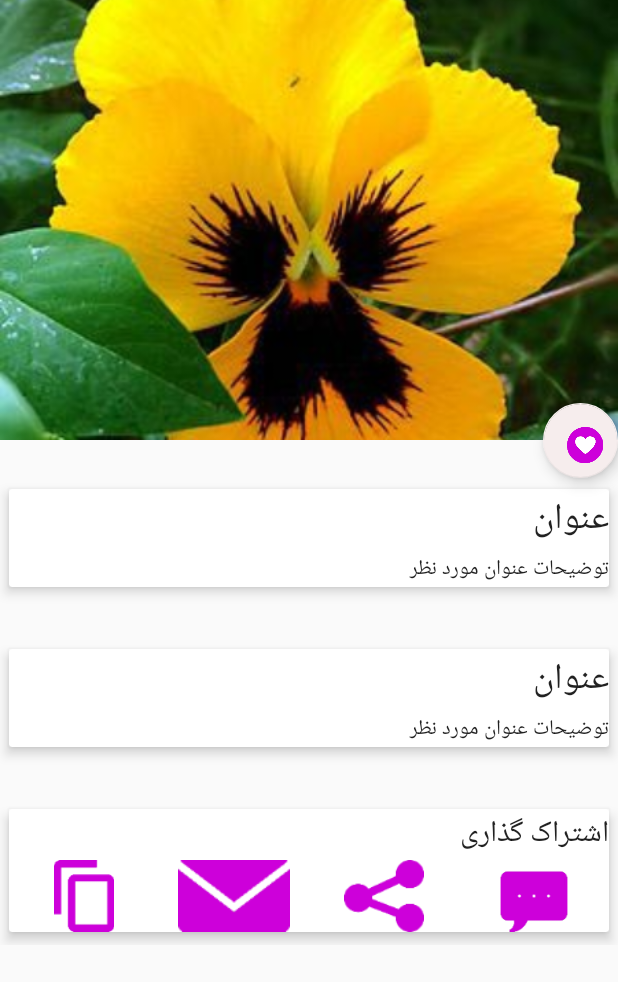
After one commit to leilaabedi/DigitalLibrary, an Android app: the ActivityInnerPage screen opened directly, with no data from a screen before it, on a phone screen of 412 x 824 dp. The commit adds this screen. Shown: the top 982 px of the screen. Run offline under Robolectric (Android 15) with nearby library versions, the phone set to English and light mode, and no system bars.

Commit message:
add inner page

```diff
--- a/app/src/main/AndroidManifest.xml
+++ b/app/src/main/AndroidManifest.xml
@@ -2,8 +2,8 @@
 <manifest xmlns:android="http://schemas.android.com/apk/res/android"
     package="com.maktab.digitallibrary">
 
-    <uses-permission android:name="android.permission.WRITE_EXTERNAL_STORAGE"/>
-    <uses-permission android:name="android.permission.READ_EXTERNAL_STORAGE"/>
+    <uses-permission android:name="android.permission.WRITE_EXTERNAL_STORAGE" />
+    <uses-permission android:name="android.permission.READ_EXTERNAL_STORAGE" />
 
     <application
         android:allowBackup="true"
@@ -12,6 +12,7 @@
         android:roundIcon="@mipmap/ic_launcher_round"
         android:supportsRtl="true"
         android:theme="@style/AppTheme">
+        <activity android:name=".innerPage.ActivityInnerPage"></activity>
         <activity android:name=".mainPage.MainActivity">
             <intent-filter>
                 <action android:name="android.intent.action.MAIN" />
--- /dev/null
+++ b/app/src/main/java/com/maktab/digitallibrary/innerPage/ActivityInnerPage.java
@@ -0,0 +1,16 @@
+package com.maktab.digitallibrary.innerPage;
+
+import androidx.appcompat.app.AppCompatActivity;
+
+import android.os.Bundle;
+
+import com.maktab.digitallibrary.R;
+
+public class ActivityInnerPage extends AppCompatActivity {
+
+    @Override
+    protected void onCreate(Bundle savedInstanceState) {
+        super.onCreate(savedInstanceState);
+        setContentView(R.layout.activity_inner_page);
+    }
+}
--- a/app/src/main/java/com/maktab/digitallibrary/mainPage/AdapterFav.java
+++ b/app/src/main/java/com/maktab/digitallibrary/mainPage/AdapterFav.java
@@ -2,16 +2,19 @@ package com.maktab.digitallibrary.mainPage;
 
 
 import android.content.Context;
+import android.content.Intent;
 import android.view.LayoutInflater;
 import android.view.View;
 import android.view.ViewGroup;
 import android.widget.ImageView;
+import android.widget.LinearLayout;
 import android.widget.TextView;
 
 import androidx.annotation.NonNull;
 import androidx.recyclerview.widget.RecyclerView;
 
 import com.maktab.digitallibrary.R;
+import com.maktab.digitallibrary.innerPage.ActivityInnerPage;
 
 public class AdapterFav extends RecyclerView.Adapter<ViewHolder> {
     @NonNull
@@ -19,6 +22,7 @@ public class AdapterFav extends RecyclerView.Adapter<ViewHolder> {
     LayoutInflater inflater;
     TextView title;
     ImageView avatar;
+    LinearLayout cardAdapter;
 
     public AdapterFav(Context context) {
         this.context = context;
@@ -31,6 +35,7 @@ public class AdapterFav extends RecyclerView.Adapter<ViewHolder> {
         View view = inflater.inflate(R.layout.adapter_card_view, parent, false);
         title = view.findViewById(R.id.listTtile);
         avatar = view.findViewById(R.id.avetar);
+        cardAdapter=view.findViewById(R.id.card_adapter);
         ViewHolder viewHolder = new ViewHolder(view);
         return viewHolder;
     }
@@ -41,7 +46,18 @@ public class AdapterFav extends RecyclerView.Adapter<ViewHolder> {
         String imgAddress = MainActivity.favorite.get(position).getImgAddress();
         int id = MainActivity.context.getResources().getIdentifier(imgAddress, "drawable", MainActivity.context.getPackageName());
         holder.avatar.setImageResource(id);
+        holder.cardAdapter.setOnClickListener(clickListener);
     }
+
+    View.OnClickListener clickListener=new View.OnClickListener() {
+        @Override
+        public void onClick(View v) {
+            Intent intent=new Intent(MainActivity.context, ActivityInnerPage.class);
+            intent.addFlags(Intent.FLAG_ACTIVITY_NEW_TASK);
+            MainActivity.context.startActivity(intent);
+        }
+    };
+
     @Override
     public int getItemCount () {
         return MainActivity.favorite.size();
--- a/app/src/main/java/com/maktab/digitallibrary/mainPage/AdapterFlower.java
+++ b/app/src/main/java/com/maktab/digitallibrary/mainPage/AdapterFlower.java
@@ -1,10 +1,12 @@
 package com.maktab.digitallibrary.mainPage;
 
 import android.content.Context;
+import android.content.Intent;
 import android.view.LayoutInflater;
 import android.view.View;
 import android.view.ViewGroup;
 import android.widget.ImageView;
+import android.widget.LinearLayout;
 import android.widget.TextView;
 
 import androidx.annotation.NonNull;
@@ -12,6 +14,7 @@ import androidx.recyclerview.widget.RecyclerView;
 import androidx.viewpager.widget.ViewPager;
 
 import com.maktab.digitallibrary.R;
+import com.maktab.digitallibrary.innerPage.ActivityInnerPage;
 
 public class AdapterFlower extends RecyclerView.Adapter<ViewHolder> {
     @NonNull
@@ -19,6 +22,7 @@ public class AdapterFlower extends RecyclerView.Adapter<ViewHolder> {
     LayoutInflater inflater;
     TextView title;
     ImageView avatar;
+    LinearLayout cardAdapter;
 
     public AdapterFlower(Context context) {
         this.context = context;
@@ -31,6 +35,7 @@ public class AdapterFlower extends RecyclerView.Adapter<ViewHolder> {
         View view = inflater.inflate(R.layout.adapter_card_view, parent, false);
         title = view.findViewById(R.id.listTtile);
         avatar = view.findViewById(R.id.avetar);
+        cardAdapter=view.findViewById(R.id.card_adapter);
         ViewHolder viewHolder = new ViewHolder(view);
         return viewHolder;
     }
@@ -41,7 +46,18 @@ public class AdapterFlower extends RecyclerView.Adapter<ViewHolder> {
         String imgAddress = MainActivity.flower.get(position).getImgAddress();
         int id = MainActivity.context.getResources().getIdentifier(imgAddress, "drawable", MainActivity.context.getPackageName());
         holder.avatar.setImageResource(id);
+        holder.cardAdapter.setOnClickListener(clickListener);
     }
+
+    View.OnClickListener clickListener=new View.OnClickListener() {
+        @Override
+        public void onClick(View v) {
+            Intent intent=new Intent(MainActivity.context, ActivityInnerPage.class);
+            intent.addFlags(Intent.FLAG_ACTIVITY_NEW_TASK);
+            MainActivity.context.startActivity(intent);
+        }
+    };
+
         @Override
         public int getItemCount () {
             return MainActivity.flower.size();
--- a/app/src/main/java/com/maktab/digitallibrary/mainPage/AdapterTree.java
+++ b/app/src/main/java/com/maktab/digitallibrary/mainPage/AdapterTree.java
@@ -1,16 +1,19 @@
 package com.maktab.digitallibrary.mainPage;
 
 import android.content.Context;
+import android.content.Intent;
 import android.view.LayoutInflater;
 import android.view.View;
 import android.view.ViewGroup;
 import android.widget.ImageView;
+import android.widget.LinearLayout;
 import android.widget.TextView;
 
 import androidx.annotation.NonNull;
 import androidx.recyclerview.widget.RecyclerView;
 
 import com.maktab.digitallibrary.R;
+import com.maktab.digitallibrary.innerPage.ActivityInnerPage;
 
 public class AdapterTree extends RecyclerView.Adapter<ViewHolder> {
     @NonNull
@@ -18,6 +21,7 @@ public class AdapterTree extends RecyclerView.Adapter<ViewHolder> {
     LayoutInflater inflater;
     TextView title;
     ImageView avatar;
+    LinearLayout cardAdapter;
 
     public AdapterTree(Context context) {
         this.context = context;
@@ -30,6 +34,7 @@ public class AdapterTree extends RecyclerView.Adapter<ViewHolder> {
         View view = inflater.inflate(R.layout.adapter_card_view, parent, false);
         title = view.findViewById(R.id.listTtile);
         avatar = view.findViewById(R.id.avetar);
+        cardAdapter=view.findViewById(R.id.card_adapter);
         ViewHolder viewHolder = new ViewHolder(view);
         return viewHolder;
     }
@@ -40,7 +45,18 @@ public class AdapterTree extends RecyclerView.Adapter<ViewHolder> {
         String imgAddress = MainActivity.tree.get(position).getImgAddress();
         int id = MainActivity.context.getResources().getIdentifier(imgAddress, "drawable", MainActivity.context.getPackageName());
         holder.avatar.setImageResource(id);
+        holder.cardAdapter.setOnClickListener(clickListener);
     }
+
+    View.OnClickListener clickListener=new View.OnClickListener() {
+        @Override
+        public void onClick(View v) {
+            Intent intent=new Intent(MainActivity.context, ActivityInnerPage.class);
+            intent.addFlags(Intent.FLAG_ACTIVITY_NEW_TASK);
+            MainActivity.context.startActivity(intent);
+        }
+    };
+
     @Override
     public int getItemCount () {
         return MainActivity.tree.size();
--- a/app/src/main/java/com/maktab/digitallibrary/mainPage/MainActivity.java
+++ b/app/src/main/java/com/maktab/digitallibrary/mainPage/MainActivity.java
@@ -16,7 +16,9 @@ import android.view.MenuItem;
 import android.view.View;
 import android.widget.ImageView;
 
+import com.google.android.material.floatingactionbutton.FloatingActionButton;
 import com.google.android.material.navigation.NavigationView;
+import com.google.android.material.snackbar.Snackbar;
 import com.google.android.material.tabs.TabLayout;
 import com.maktab.digitallibrary.R;
 import com.maktab.digitallibrary.database.DatabaseAccess;
@@ -36,6 +38,7 @@ public class MainActivity extends AppCompatActivity {
     ImageView hambur;
     SQLiteDatabase database;
     String destPath;
+    FloatingActionButton floatingActionButton;
     public static ArrayList<Structure> flower = new ArrayList<Structure>();
     public static ArrayList<Structure> tree = new ArrayList<Structure>();
     public static ArrayList<Structure> favorite = new ArrayList<Structure>();
@@ -48,9 +51,23 @@ public class MainActivity extends AppCompatActivity {
         context = getApplicationContext();
         setTabOption();
 
+
+        floatingActionButton=findViewById(R.id.floating);
         drawerLayout = findViewById(R.id.navigation_drawer);
         navigationView = findViewById(R.id.navigation_view);
-        hambur = findViewById(R.id.ham);
+        hambur=findViewById(R.id.ham);
+
+
+        floatingActionButton.setOnClickListener(new View.OnClickListener() {
+            @Override
+            public void onClick(View v) {
+
+                Snackbar.make(floatingActionButton,"آموزش های اندروید ",Snackbar.LENGTH_SHORT).show();
+
+            }
+        });
+
+
         hambur.setOnClickListener(new View.OnClickListener() {
             @Override
             public void onClick(View v) {
--- a/app/src/main/java/com/maktab/digitallibrary/mainPage/ViewHolder.java
+++ b/app/src/main/java/com/maktab/digitallibrary/mainPage/ViewHolder.java
@@ -2,6 +2,7 @@ package com.maktab.digitallibrary.mainPage;
 
 import android.view.View;
 import android.widget.ImageView;
+import android.widget.LinearLayout;
 import android.widget.TextView;
 
 import androidx.annotation.NonNull;
@@ -12,11 +13,13 @@ import com.maktab.digitallibrary.R;
 public class ViewHolder extends RecyclerView.ViewHolder {
     ImageView avatar;
     TextView title;
+    LinearLayout cardAdapter;
 
     public ViewHolder(@NonNull View itemView) {
         super(itemView);
         avatar=itemView.findViewById(R.id.avetar);
         title=itemView.findViewById(R.id.listTtile);
+        cardAdapter=itemView.findViewById(R.id.card_adapter);
 
 
 
--- /dev/null
+++ b/app/src/main/res/layout/activity_inner_page.xml
@@ -0,0 +1,186 @@
+<?xml version="1.0" encoding="utf-8"?>
+<androidx.coordinatorlayout.widget.CoordinatorLayout xmlns:android="http://schemas.android.com/apk/res/android"
+    xmlns:app="http://schemas.android.com/apk/res-auto"
+    xmlns:tools="http://schemas.android.com/tools"
+    android:layout_width="match_parent"
+    android:layout_height="match_parent"
+    android:fitsSystemWindows="true"
+    tools:context=".innerPage.ActivityInnerPage">
+
+    <com.google.android.material.appbar.AppBarLayout
+        android:id="@+id/app_bar_layout"
+        android:layout_width="match_parent"
+        android:layout_height="wrap_content"
+        android:fitsSystemWindows="true"
+        android:theme="@style/ThemeOverlay.AppCompat.Dark.ActionBar">
+
+        <com.google.android.material.appbar.CollapsingToolbarLayout
+            android:id="@+id/collapsing_toolbar"
+            android:layout_width="match_parent"
+            android:layout_height="match_parent"
+            android:fitsSystemWindows="true"
+            app:contentScrim="?attr/colorPrimary"
+            app:expandedTitleMarginEnd="64dip"
+            app:expandedTitleMarginStart="48dip"
+            app:layout_scrollFlags="scroll|exitUntilCollapsed">
+
+
+            <ImageView
+                android:id="@+id/avatar"
+                android:layout_width="match_parent"
+                android:layout_height="wrap_content"
+                android:fitsSystemWindows="true"
+                android:scaleType="centerCrop"
+                android:src="@drawable/f_a"
+                app:layout_collapseMode="parallax" />
+
+            <androidx.appcompat.widget.Toolbar
+                android:layout_width="match_parent"
+                android:layout_height="48dip"
+                app:popupTheme="@style/ThemeOverlay.AppCompat.Light" />
+
+        </com.google.android.material.appbar.CollapsingToolbarLayout>
+
+    </com.google.android.material.appbar.AppBarLayout>
+
+    <androidx.core.widget.NestedScrollView
+        android:id="@+id/scroll"
+        android:layout_width="match_parent"
+        android:layout_height="match_parent"
+        android:clipToPadding="false"
+        app:layout_behavior="@string/appbar_scrolling_view_behavior">
+
+        <LinearLayout
+            android:layout_width="match_parent"
+            android:layout_height="match_parent"
+            android:orientation="vertical">
+
+            <androidx.cardview.widget.CardView
+                android:layout_width="match_parent"
+                android:layout_height="wrap_content"
+                android:layout_marginTop="24dip"
+                app:cardElevation="5dip"
+                app:cardUseCompatPadding="true">
+
+                <LinearLayout
+                    android:layout_width="match_parent"
+                    android:layout_height="match_parent"
+                    android:orientation="vertical">
+
+                    <TextView
+                        android:id="@+id/content_title"
+                        android:layout_width="match_parent"
+                        android:layout_height="wrap_content"
+                        android:text="عنوان"
+                        android:textAppearance="@style/TextAppearance.AppCompat.Headline" />
+
+                    <TextView
+                        android:id="@+id/content_des"
+                        android:layout_width="match_parent"
+                        android:layout_height="wrap_content"
+                        android:text="توضیحات عنوان مورد نظر"
+                        android:textAppearance="@style/TextAppearance.AppCompat.Body1" />
+                </LinearLayout>
+
+            </androidx.cardview.widget.CardView>
+
+            <androidx.cardview.widget.CardView
+                android:layout_width="match_parent"
+                android:layout_height="wrap_content"
+                android:layout_marginTop="24dip"
+                app:cardElevation="5dip"
+                app:cardUseCompatPadding="true">
+
+                <LinearLayout
+                    android:layout_width="match_parent"
+                    android:layout_height="match_parent"
+                    android:orientation="vertical">
+
+                    <TextView
+                        android:id="@+id/more_title"
+                        android:layout_width="match_parent"
+                        android:layout_height="wrap_content"
+                        android:text="عنوان"
+                        android:textAppearance="@style/TextAppearance.AppCompat.Headline" />
+
+                    <TextView
+                        android:id="@+id/more_des"
+                        android:layout_width="match_parent"
+                        android:layout_height="wrap_content"
+                        android:text="توضیحات عنوان مورد نظر"
+                        android:textAppearance="@style/TextAppearance.AppCompat.Body1" />
+                </LinearLayout>
+
+            </androidx.cardview.widget.CardView>
+
+            <androidx.cardview.widget.CardView
+                android:layout_width="match_parent"
+                android:layout_height="wrap_content"
+                android:layout_marginTop="24dip"
+                app:cardElevation="5dip"
+                app:cardUseCompatPadding="true">
+
+                <LinearLayout
+                    android:layout_width="match_parent"
+                    android:layout_height="wrap_content"
+                    android:orientation="vertical">
+
+                    <TextView
+                        android:layout_width="match_parent"
+                        android:layout_height="wrap_content"
+                        android:text="اشتراک گذاری"
+                        android:textAppearance="@style/TextAppearance.AppCompat.Title" />
+
+                    <LinearLayout
+                        android:layout_width="match_parent"
+                        android:layout_height="48dip"
+                        android:weightSum="4">
+
+                        <ImageView
+                            android:layout_width="0dip"
+                            android:layout_height="match_parent"
+                            android:layout_weight="1"
+                            app:srcCompat="@mipmap/copy1" />
+
+                        <ImageView
+                            android:layout_width="0dip"
+                            android:layout_height="match_parent"
+                            android:layout_weight="1"
+                            app:srcCompat="@mipmap/email1" />
+
+
+                        <ImageView
+                            android:layout_width="0dip"
+                            android:layout_height="match_parent"
+                            android:layout_weight="1"
+                            app:srcCompat="@mipmap/share1" />
+
+                        <ImageView
+                            android:layout_width="0dip"
+                            android:layout_height="match_parent"
+                            android:layout_weight="1"
+                            app:srcCompat="@mipmap/sms1" />
+
+                    </LinearLayout>
+
+
+                </LinearLayout>
+
+
+            </androidx.cardview.widget.CardView>
+
+
+        </LinearLayout>
+
+    </androidx.core.widget.NestedScrollView>
+
+    <com.google.android.material.floatingactionbutton.FloatingActionButton
+        android:id="@+id/favorite"
+        android:layout_width="50dip"
+        android:layout_height="50dip"
+        android:src="@mipmap/like1"
+
+        app:backgroundTint="#F6EDED"
+        app:layout_anchor="@+id/scroll"
+        app:layout_anchorGravity="end|top" />
+</androidx.coordinatorlayout.widget.CoordinatorLayout>
--- a/app/src/main/res/layout/activity_main.xml
+++ b/app/src/main/res/layout/activity_main.xml
@@ -46,4 +46,22 @@
         app:layout_behavior="@string/appbar_scrolling_view_behavior"
         ></androidx.viewpager.widget.ViewPager>
 
+
+    <com.google.android.material.floatingactionbutton.FloatingActionButton
+        android:layout_width="wrap_content"
+        android:layout_height="wrap_content"
+        android:layout_gravity="bottom|left"
+        android:layout_margin="20dip"
+        android:id="@+id/floating"
+        android:src="@android:drawable/ic_dialog_email"/>
+
+    <androidx.coordinatorlayout.widget.CoordinatorLayout
+        android:layout_width="match_parent"
+        android:layout_height="match_parent"
+        android:layout_alignParentBottom="true"
+        android:layout_centerHorizontal="true"
+        android:id="@+id/snackbarPosition"
+        android:layoutDirection="rtl">
+
+></androidx.coordinatorlayout.widget.CoordinatorLayout>
 </androidx.coordinatorlayout.widget.CoordinatorLayout>
--- a/app/src/main/res/layout/adapter_card_view.xml
+++ b/app/src/main/res/layout/adapter_card_view.xml
@@ -10,18 +10,19 @@
     >
 
     <LinearLayout
+        android:id="@+id/card_adapter"
         android:layout_width="match_parent"
         android:layout_height="80dip"
-        android:orientation="horizontal"
         android:elevation="5dip"
-        android:gravity="center_vertical|right">
+        android:gravity="center_vertical|right"
+        android:orientation="horizontal">
 
         <TextView
+            android:id="@+id/listTtile"
             android:layout_width="wrap_content"
             android:layout_height="wrap_content"
+            android:text="عنوان داستان"
             android:textAppearance="?android:attr/textAppearanceLarge"
-            android:text="عنوان داستان"
-            android:id="@+id/listTtile"
             android:textColor="#000000" />
 
         <ImageView
@@ -31,7 +32,5 @@
             android:src="@mipmap/ic_launcher" />
 
 
-
-
     </LinearLayout>
 </androidx.cardview.widget.CardView>
```
Also changed, not shown: app/src/main/res/drawable/like1.png (added), app/src/main/res/mipmap-xxxhdpi/copy1.png (added), app/src/main/res/mipmap-xxxhdpi/email1.png (added), app/src/main/res/mipmap-xxxhdpi/like1.png (added), app/src/main/res/mipmap-xxxhdpi/share1.png (added), app/src/main/res/mipmap-xxxhdpi/sms1.png (added).
